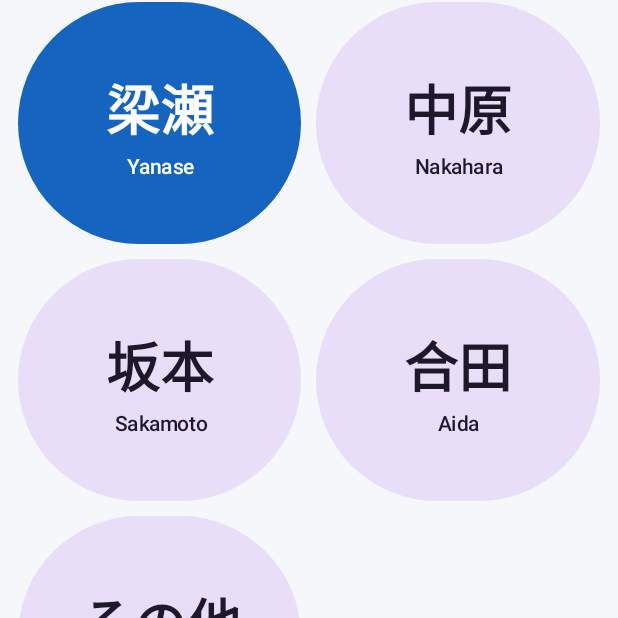
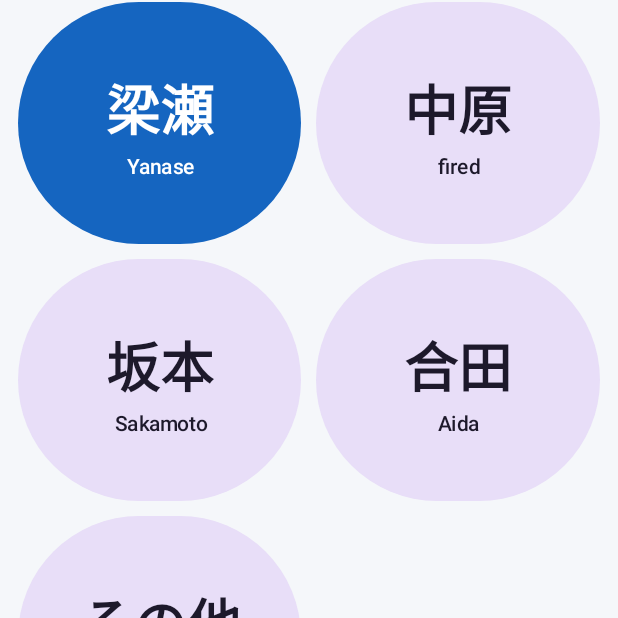
Before and after one commit to fatman7762/-, an Android app built with Jetpack Compose: the screen it shows after launch (MainActivity), after a tap on "梁瀬", on a phone screen of 412 x 824 dp, the part 273-891 px from its top. Run offline under Robolectric (Android 15) with nearby library versions, the phone set to English and light mode, and no system bars; 2 other taps on this screen came first.

Commit message:
Change 中原 romaji subtitle to fired
Update Android kiosk and browser test UI labels accordingly.

Co-authored-by: training01 <training01@light-path.jp>

```diff
--- a/android/app/src/main/java/jp/co/lightpath/reception/ui/ReceptionScreen.kt
+++ b/android/app/src/main/java/jp/co/lightpath/reception/ui/ReceptionScreen.kt
@@ -49,7 +49,7 @@ private val STAFF = listOf(
     StaffOption("野坂", "Nosaka"),
     StaffOption("伊藤", "Ito"),
     StaffOption("梁瀬", "Yanase"),
-    StaffOption("中原", "Nakahara"),
+    StaffOption("中原", "fired"),
     StaffOption("坂本", "Sakamoto"),
     StaffOption("合田", "Aida"),
     StaffOption("その他", "Other"),
```
Also changed, not shown: 2 other files.
